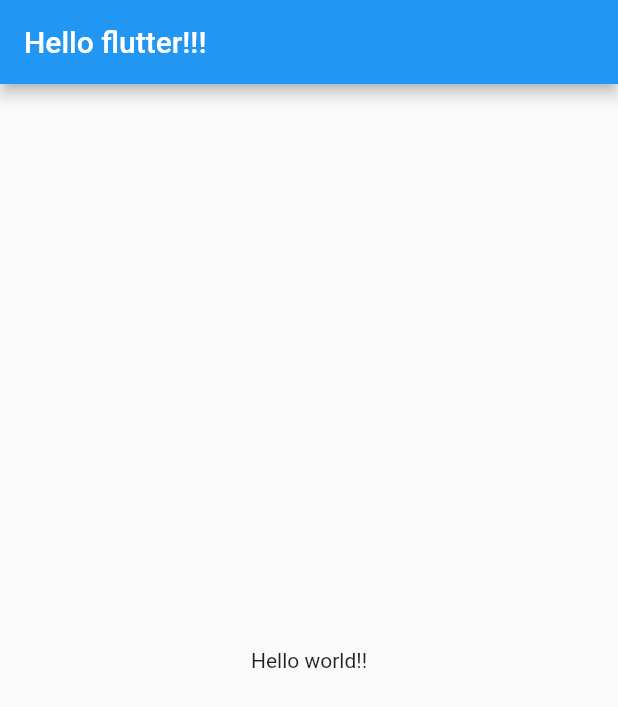
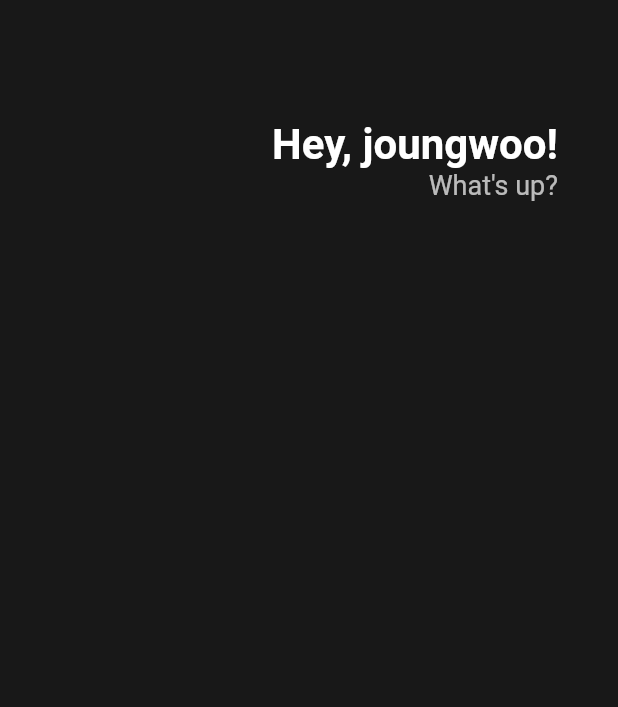
Before and after one commit to ljw8124/flutter-ex, a Flutter app: the screen it shows after launch, on a phone screen of 412 x 824 dp. Shown: the top 707 px of the screen. Run offline on Flutter 3.47's test engine with Material 2 defaults, Android fonts, the phone set to English and light mode, and no system bars.

Commit message:
기본 UI 생성

```diff
--- a/flutter_ex01/lib/main.dart
+++ b/flutter_ex01/lib/main.dart
@@ -1,3 +1,5 @@
+// ignore_for_file: prefer_const_constructors, prefer_const_literals_to_create_immutables
+
 import 'package:flutter/material.dart';
 
 void main() {
@@ -18,13 +20,42 @@ class App extends StatelessWidget {
   Widget build(BuildContext context) {
     return MaterialApp(
       home: Scaffold(
-        appBar: AppBar(
-          title: Text('Hello flutter!!!'),
-        ),
-        body: Center(
-          child: Text('Hello world!!'),
-        ),
-      ),
+          backgroundColor: Color(0xFF181818),
+          body: Padding(
+            padding: EdgeInsets.symmetric(horizontal: 40),
+            child: Column(
+              children: [
+                SizedBox(
+                  height: 80,
+                ),
+                Row(
+                  mainAxisAlignment: MainAxisAlignment.end,
+                  children: [
+                    Column(
+                      crossAxisAlignment: CrossAxisAlignment.end,
+                      children: [
+                        Text(
+                          'Hey, joungwoo!',
+                          style: TextStyle(
+                            color: Colors.white,
+                            fontSize: 28,
+                            fontWeight: FontWeight.bold,
+                          ),
+                        ),
+                        Text(
+                          'What\'s up?',
+                          style: TextStyle(
+                            color: Colors.white.withOpacity(0.7),
+                            fontSize: 18,
+                          ),
+                        )
+                      ],
+                    )
+                  ],
+                ),
+              ],
+            ),
+          )),
     );
   }
 }
```
Also changed, not shown: 1 other file.
